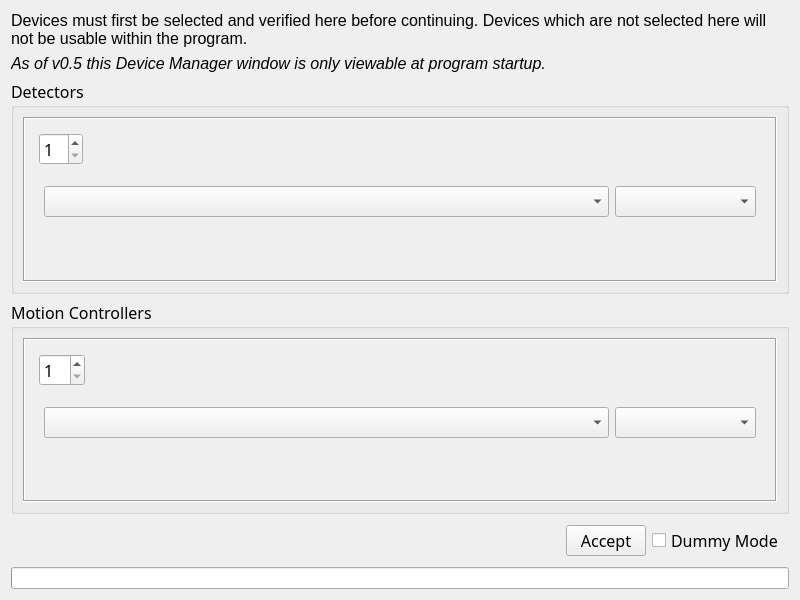
First picture: the form in ui/device_manager.ui, repository mitbailey/MMC, before the edit.
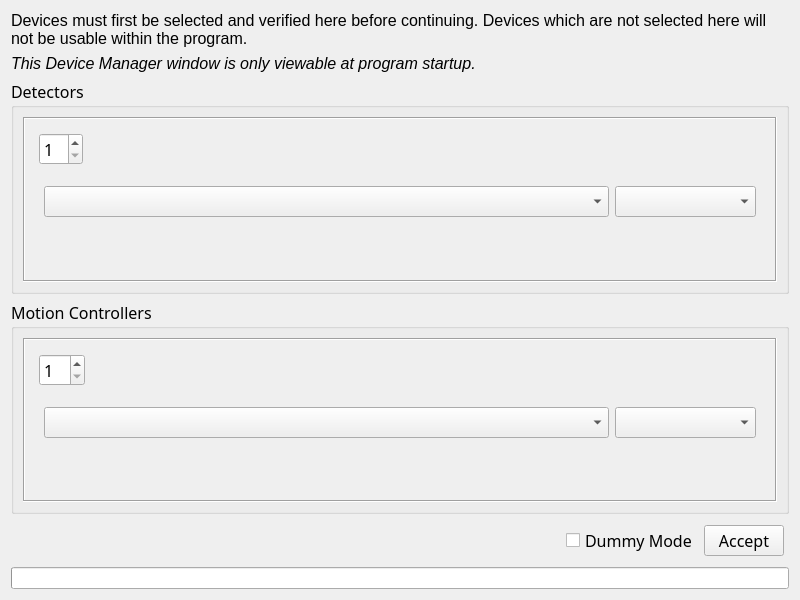
Second picture: the form after the edit.

Commit message: Fixed bug where clicking graph toolbar crashed program by removing the toolbar, added omission of advanced features unless file enable.adv exists, added omission of experimental features unless file enable.exp exists, all but the main drive axis is now collapsed by default

Patch:
```diff
--- a/ui/device_manager.ui
+++ b/ui/device_manager.ui
@@ -68,7 +68,7 @@
       </font>
      </property>
      <property name="text">
-      <string>As of v0.5 this Device Manager window is only viewable at program startup.</string>
+      <string>This Device Manager window is only viewable at program startup.</string>
      </property>
      <property name="wordWrap">
       <bool>true</bool>
@@ -376,19 +376,6 @@
        </property>
       </spacer>
      </item>
-     <item>
-      <widget class="QPushButton" name="acc_button">
-       <property name="font">
-        <font>
-         <family>Segoe UI Semibold</family>
-         <pointsize>12</pointsize>
-        </font>
-       </property>
-       <property name="text">
-        <string>Accept</string>
-       </property>
-      </widget>
-     </item>
      <item>
       <widget class="QCheckBox" name="dum_checkbox">
        <property name="font">
@@ -402,6 +389,19 @@
        </property>
       </widget>
      </item>
+     <item>
+      <widget class="QPushButton" name="acc_button">
+       <property name="font">
+        <font>
+         <family>Segoe UI Semibold</family>
+         <pointsize>12</pointsize>
+        </font>
+       </property>
+       <property name="text">
+        <string>Accept</string>
+       </property>
+      </widget>
+     </item>
     </layout>
    </item>
    <item>
```
Left out of the diff: 7 changed lines with no effect on the pictures. The commit also changes 5 other files.
